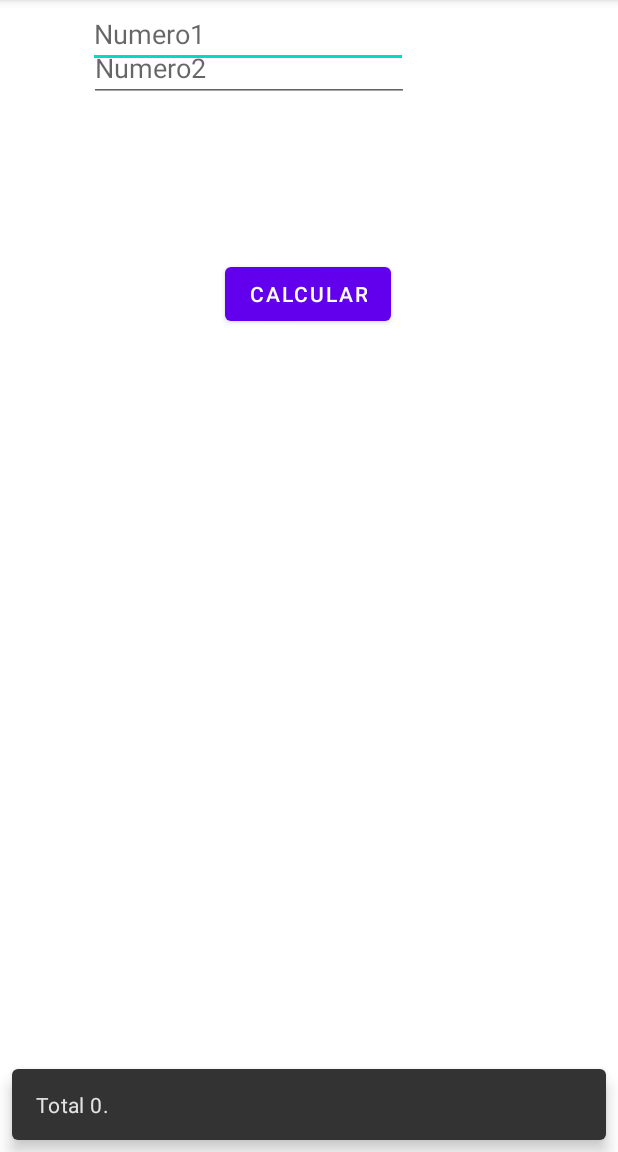
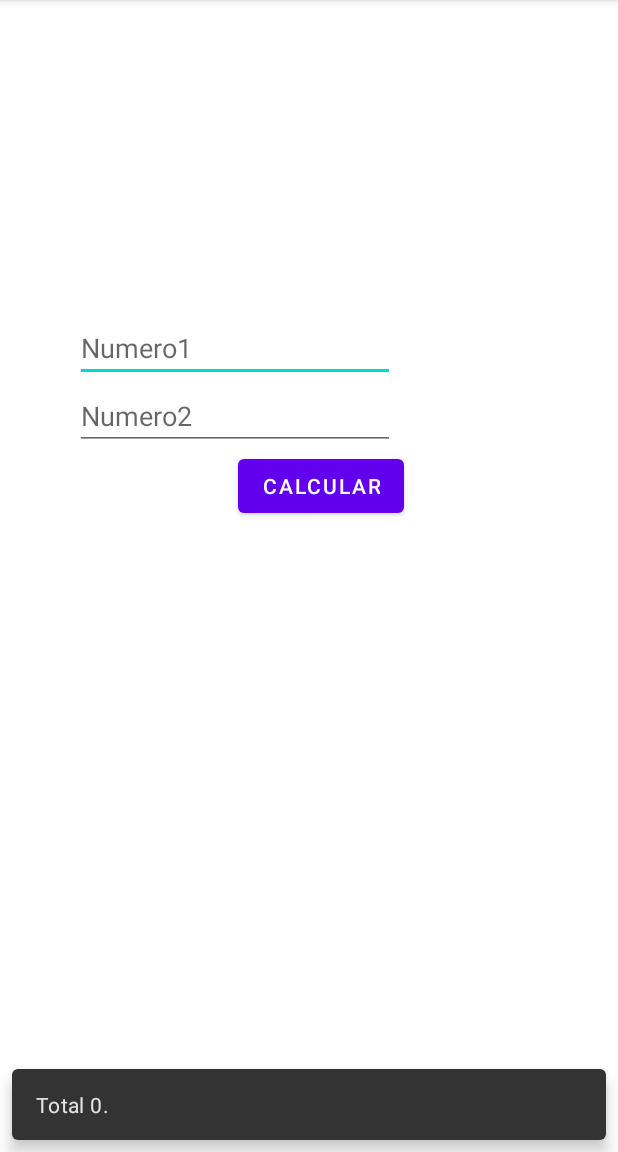
Before and after one commit to Gabo2112/EjercicioForm, an Android app: the screen it shows after launch (MainActivity), after a tap on "CALCULAR", on a phone screen of 412 x 824 dp, the part 84-1236 px from its top. Run offline under Robolectric (Android 15) with nearby library versions, the phone set to English and light mode, and no system bars; 1 statement that could not run was skipped.

Commit message:
V. operacion

```diff
--- a/app/src/main/res/layout/activity_main.xml
+++ b/app/src/main/res/layout/activity_main.xml
@@ -12,12 +12,12 @@
         android:id="@+id/button"
         android:layout_width="wrap_content"
         android:layout_height="wrap_content"
-        android:layout_marginTop="104dp"
+        android:layout_marginTop="300dp"
         android:text="@string/calcular"
         app:layout_constraintEnd_toEndOf="parent"
-        app:layout_constraintHorizontal_bias="0.498"
+        app:layout_constraintHorizontal_bias="0.526"
         app:layout_constraintStart_toStartOf="parent"
-        app:layout_constraintTop_toBottomOf="@+id/numero2" />
+        app:layout_constraintTop_toTopOf="parent"/>
 
     <EditText
         android:id="@+id/numero1"
@@ -26,12 +26,11 @@
         android:ems="10"
         android:hint="@string/numero1"
         android:inputType="number"
+        app:layout_constraintBottom_toTopOf="@+id/numero2"
         app:layout_constraintEnd_toEndOf="parent"
+        app:layout_constraintHorizontal_bias="0.253"
         app:layout_constraintStart_toStartOf="parent"
-        app:layout_constraintTop_toTopOf="@id/numero2"
-        app:layout_constraintBottom_toTopOf="@+id/numero2"
-        app:layout_constraintHorizontal_bias="0.295"
-        app:layout_marginBaseline="44dp" />
+        app:layout_constraintVertical_bias="0.0" />
 
     <EditText
         android:id="@+id/numero2"
@@ -40,12 +39,10 @@
         android:ems="10"
         android:hint="@string/numero2"
         android:inputType="number"
+        app:layout_constraintBottom_toTopOf="@id/button"
         app:layout_constraintEnd_toEndOf="parent"
-        app:layout_constraintStart_toStartOf="parent"
-        app:layout_constraintTop_toTopOf="@id/button"
-        app:layout_constraintBottom_toTopOf="@id/button"
-        app:layout_constraintHorizontal_bias="0.300"
-        app:layout_constraintBaseline="44dp"/>
+        app:layout_constraintHorizontal_bias="0.253"
+        app:layout_constraintStart_toStartOf="parent" />
 
 
 </androidx.constraintlayout.widget.ConstraintLayout>
```
